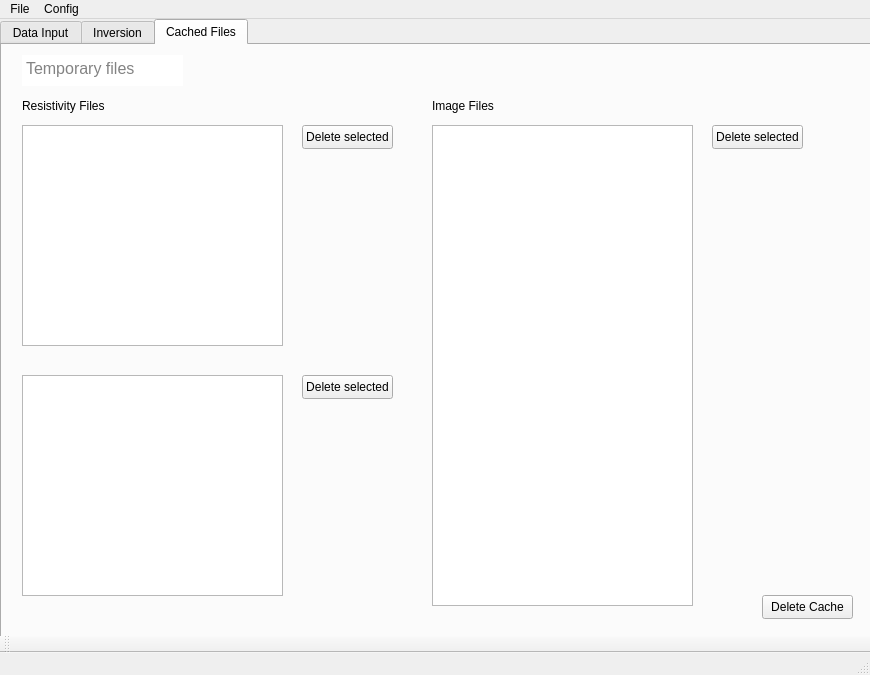
Qt form UI.ui (Ishi01/SoilConditionMapping) before a commit.
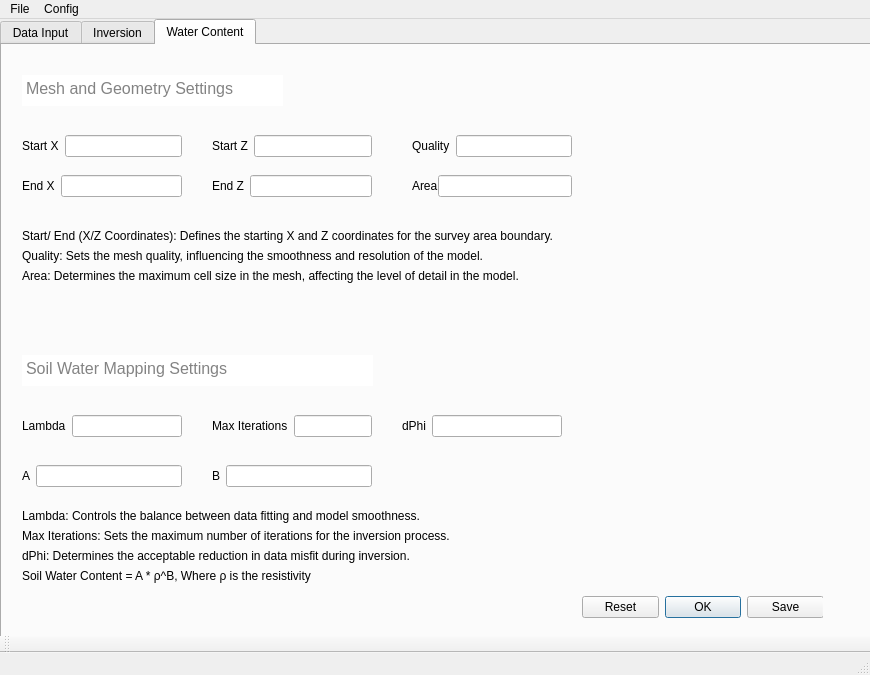
The same form after that commit. The open tabs and pages were chosen to show the change.

Commit message: Can now deliver water content from UI

```diff
--- a/UI.ui
+++ b/UI.ui
@@ -39,7 +39,7 @@
       <x>0</x>
       <y>0</y>
       <width>881</width>
-      <height>661</height>
+      <height>657</height>
      </rect>
     </property>
     <property name="locale">
@@ -358,19 +358,6 @@
          <string>Open Image Directory</string>
         </property>
        </widget>
-       <widget class="QLabel" name="label_9">
-        <property name="geometry">
-         <rect>
-          <x>360</x>
-          <y>60</y>
-          <width>111</width>
-          <height>21</height>
-         </rect>
-        </property>
-        <property name="text">
-         <string>Apparent Resistivity</string>
-        </property>
-       </widget>
        <widget class="QLabel" name="label_10">
         <property name="geometry">
          <rect>
@@ -801,140 +788,508 @@
     </widget>
     <widget class="QWidget" name="tab_4">
      <attribute name="title">
-      <string>Cached Files</string>
+      <string>Water Content</string>
      </attribute>
-     <widget class="QTextEdit" name="textEdit_10">
+     <widget class="QStackedWidget" name="stackedWidget_2">
       <property name="geometry">
        <rect>
-        <x>20</x>
-        <y>10</y>
-        <width>161</width>
-        <height>31</height>
+        <x>-50</x>
+        <y>0</y>
+        <width>901</width>
+        <height>651</height>
        </rect>
       </property>
-      <property name="styleSheet">
-       <string notr="true">QTextEdit {
+      <property name="currentIndex">
+       <number>0</number>
+      </property>
+      <widget class="QWidget" name="page">
+       <widget class="QLabel" name="label_15">
+        <property name="geometry">
+         <rect>
+          <x>70</x>
+          <y>460</y>
+          <width>741</width>
+          <height>21</height>
+         </rect>
+        </property>
+        <property name="text">
+         <string>Lambda: Controls the balance between data fitting and model smoothness.</string>
+        </property>
+       </widget>
+       <widget class="QLabel" name="label_11">
+        <property name="geometry">
+         <rect>
+          <x>70</x>
+          <y>200</y>
+          <width>741</width>
+          <height>21</height>
+         </rect>
+        </property>
+        <property name="text">
+         <string>Quality: Sets the mesh quality, influencing the smoothness and resolution of the model.</string>
+        </property>
+       </widget>
+       <widget class="QWidget" name="formLayoutWidget_19">
+        <property name="geometry">
+         <rect>
+          <x>450</x>
+          <y>370</y>
+          <width>160</width>
+          <height>31</height>
+         </rect>
+        </property>
+        <layout class="QFormLayout" name="LambdaLayoutdPhi_WC_6">
+         <item row="0" column="0">
+          <widget class="QLabel" name="dPhiLabel_WC">
+           <property name="text">
+            <string>dPhi</string>
+           </property>
+          </widget>
+         </item>
+         <item row="0" column="1">
+          <widget class="QLineEdit" name="dPhiLineEdit_WC">
+           <property name="text">
+            <string/>
+           </property>
+          </widget>
+         </item>
+        </layout>
+       </widget>
+       <widget class="QTextEdit" name="textEdit_8">
+        <property name="geometry">
+         <rect>
+          <x>70</x>
+          <y>30</y>
+          <width>261</width>
+          <height>31</height>
+         </rect>
+        </property>
+        <property name="styleSheet">
+         <string notr="true">QTextEdit {
     border: none;
 }</string>
-      </property>
-      <property name="html">
-       <string>&lt;!DOCTYPE HTML PUBLIC &quot;-//W3C//DTD HTML 4.0//EN&quot; &quot;http://www.w3.org/TR/REC-html40/strict.dtd&quot;&gt;
+        </property>
+        <property name="html">
+         <string>&lt;!DOCTYPE HTML PUBLIC &quot;-//W3C//DTD HTML 4.0//EN&quot; &quot;http://www.w3.org/TR/REC-html40/strict.dtd&quot;&gt;
 &lt;html&gt;&lt;head&gt;&lt;meta name=&quot;qrichtext&quot; content=&quot;1&quot; /&gt;&lt;meta charset=&quot;utf-8&quot; /&gt;&lt;style type=&quot;text/css&quot;&gt;
 p, li { white-space: pre-wrap; }
 hr { height: 1px; border-width: 0; }
 li.unchecked::marker { content: &quot;\2610&quot;; }
 li.checked::marker { content: &quot;\2612&quot;; }
 &lt;/style&gt;&lt;/head&gt;&lt;body style=&quot; font-family:'Segoe UI'; font-size:9pt; font-weight:400; font-style:normal;&quot;&gt;
-&lt;p style=&quot; margin-top:0px; margin-bottom:0px; margin-left:0px; margin-right:0px; -qt-block-indent:0; text-indent:0px;&quot;&gt;&lt;span style=&quot; font-family:'Consolas'; font-size:12pt; color:#838383;&quot;&gt;Temporary files&lt;/span&gt;&lt;/p&gt;&lt;/body&gt;&lt;/html&gt;</string>
-      </property>
-     </widget>
-     <widget class="QListWidget" name="listWidgetTxt">
-      <property name="geometry">
-       <rect>
-        <x>20</x>
-        <y>80</y>
-        <width>261</width>
-        <height>221</height>
-       </rect>
-      </property>
-     </widget>
-     <widget class="QListWidget" name="listWidgetImg">
-      <property name="geometry">
-       <rect>
-        <x>430</x>
-        <y>80</y>
-        <width>261</width>
-        <height>481</height>
-       </rect>
-      </property>
-     </widget>
-     <widget class="QPushButton" name="pushButtonTxt">
-      <property name="geometry">
-       <rect>
-        <x>300</x>
-        <y>80</y>
-        <width>91</width>
-        <height>24</height>
-       </rect>
-      </property>
-      <property name="text">
-       <string>Delete selected</string>
-      </property>
-     </widget>
-     <widget class="QPushButton" name="pushButtonImg">
-      <property name="geometry">
-       <rect>
-        <x>710</x>
-        <y>80</y>
-        <width>91</width>
-        <height>24</height>
-       </rect>
-      </property>
-      <property name="text">
-       <string>Delete selected</string>
-      </property>
-     </widget>
-     <widget class="QLabel" name="label_11">
-      <property name="geometry">
-       <rect>
-        <x>20</x>
-        <y>50</y>
-        <width>111</width>
-        <height>21</height>
-       </rect>
-      </property>
-      <property name="text">
-       <string>Resistivity Files</string>
-      </property>
-     </widget>
-     <widget class="QLabel" name="label_12">
-      <property name="geometry">
-       <rect>
-        <x>430</x>
-        <y>50</y>
-        <width>111</width>
-        <height>21</height>
-       </rect>
-      </property>
-      <property name="text">
-       <string>Image Files</string>
-      </property>
-     </widget>
-     <widget class="QPushButton" name="pushButtonCache">
-      <property name="geometry">
-       <rect>
-        <x>760</x>
-        <y>550</y>
-        <width>91</width>
-        <height>24</height>
-       </rect>
-      </property>
-      <property name="text">
-       <string>Delete Cache</string>
-      </property>
-     </widget>
-     <widget class="QListWidget" name="listWidgetTxt_2">
-      <property name="geometry">
-       <rect>
-        <x>20</x>
-        <y>330</y>
-        <width>261</width>
-        <height>221</height>
-       </rect>
-      </property>
-     </widget>
-     <widget class="QPushButton" name="pushButtonTxt_2">
-      <property name="geometry">
-       <rect>
-        <x>300</x>
-        <y>330</y>
-        <width>91</width>
-        <height>24</height>
-       </rect>
-      </property>
-      <property name="text">
-       <string>Delete selected</string>
-      </property>
+&lt;p style=&quot; margin-top:0px; margin-bottom:0px; margin-left:0px; margin-right:0px; -qt-block-indent:0; text-indent:0px;&quot;&gt;&lt;span style=&quot; font-family:'Consolas'; font-size:12pt; color:#838383;&quot;&gt;Mesh and Geometry Settings&lt;/span&gt;&lt;/p&gt;&lt;/body&gt;&lt;/html&gt;</string>
+        </property>
+       </widget>
+       <widget class="QLabel" name="label_14">
+        <property name="geometry">
+         <rect>
+          <x>70</x>
+          <y>500</y>
+          <width>741</width>
+          <height>21</height>
+         </rect>
+        </property>
+        <property name="text">
+         <string>dPhi: Determines the acceptable reduction in data misfit during inversion.</string>
+        </property>
+       </widget>
+       <widget class="QLabel" name="label_16">
+        <property name="geometry">
+         <rect>
+          <x>70</x>
+          <y>480</y>
+          <width>741</width>
+          <height>21</height>
+         </rect>
+        </property>
+        <property name="text">
+         <string>Max Iterations: Sets the maximum number of iterations for the inversion process.</string>
+        </property>
+       </widget>
+       <widget class="QWidget" name="formLayoutWidget_10">
+        <property name="geometry">
+         <rect>
+          <x>460</x>
+          <y>130</y>
+          <width>160</width>
+          <height>31</height>
+         </rect>
+        </property>
+        <layout class="QFormLayout" name="formLayoutArea_7">
+         <property name="horizontalSpacing">
+          <number>0</number>
+         </property>
+         <item row="0" column="1">
+          <widget class="QLineEdit" name="areaLineEdit_WC"/>
+         </item>
+         <item row="0" column="0">
+          <widget class="QLabel" name="areaLabel_WC">
+           <property name="text">
+            <string>Area</string>
+           </property>
+          </widget>
+         </item>
+        </layout>
+       </widget>
+       <widget class="QWidget" name="formLayoutWidget_14">
+        <property name="geometry">
+         <rect>
+          <x>70</x>
+          <y>130</y>
+          <width>160</width>
+          <height>31</height>
+         </rect>
+        </property>
+        <layout class="QFormLayout" name="formLayoutXend_7">
+         <item row="0" column="0">
+          <widget class="QLabel" name="endXLabel_WC">
+           <property name="text">
+            <string>End X</string>
+           </property>
+          </widget>
+         </item>
+         <item row="0" column="1">
+          <widget class="QLineEdit" name="endXLineEdit_WC"/>
+         </item>
+        </layout>
+       </widget>
+       <widget class="QTextEdit" name="textEdit_10">
+        <property name="geometry">
+         <rect>
+          <x>70</x>
+          <y>310</y>
+          <width>351</width>
+          <height>31</height>
+         </rect>
+        </property>
+        <property name="styleSheet">
+         <string notr="true">QTextEdit {
+    border: none;
+}</string>
+        </property>
+        <property name="html">
+         <string>&lt;!DOCTYPE HTML PUBLIC &quot;-//W3C//DTD HTML 4.0//EN&quot; &quot;http://www.w3.org/TR/REC-html40/strict.dtd&quot;&gt;
+&lt;html&gt;&lt;head&gt;&lt;meta name=&quot;qrichtext&quot; content=&quot;1&quot; /&gt;&lt;meta charset=&quot;utf-8&quot; /&gt;&lt;style type=&quot;text/css&quot;&gt;
+p, li { white-space: pre-wrap; }
+hr { height: 1px; border-width: 0; }
+li.unchecked::marker { content: &quot;\2610&quot;; }
+li.checked::marker { content: &quot;\2612&quot;; }
+&lt;/style&gt;&lt;/head&gt;&lt;body style=&quot; font-family:'Segoe UI'; font-size:9pt; font-weight:400; font-style:normal;&quot;&gt;
+&lt;p style=&quot; margin-top:0px; margin-bottom:0px; margin-left:0px; margin-right:0px; -qt-block-indent:0; text-indent:0px;&quot;&gt;&lt;span style=&quot; font-family:'Consolas'; font-size:12pt; color:#838383;&quot;&gt;Soil Water Mapping Settings&lt;/span&gt;&lt;/p&gt;&lt;/body&gt;&lt;/html&gt;</string>
+        </property>
+       </widget>
+       <widget class="QWidget" name="formLayoutWidget_20">
+        <property name="geometry">
+         <rect>
+          <x>70</x>
+          <y>420</y>
+          <width>160</width>
+          <height>31</height>
+         </rect>
+        </property>
+        <layout class="QFormLayout" name="LambdaLayoutdPhi_13">
+         <item row="0" column="0">
+          <widget class="QLabel" name="ALabel">
+           <property name="text">
+            <string>A</string>
+           </property>
+          </widget>
+         </item>
+         <item row="0" column="1">
+          <widget class="QLineEdit" name="ALineEdit">
+           <property name="text">
+            <string/>
+           </property>
+          </widget>
+         </item>
+        </layout>
+       </widget>
+       <widget class="QWidget" name="formLayoutWidget_21">
+        <property name="geometry">
+         <rect>
+          <x>260</x>
+          <y>420</y>
+          <width>160</width>
+          <height>31</height>
+         </rect>
+        </property>
+        <layout class="QFormLayout" name="LambdaLayoutdPhi_14">
+         <item row="0" column="0">
+          <widget class="QLabel" name="BLabel">
+           <property name="text">
+            <string>B</string>
+           </property>
+          </widget>
+         </item>
+         <item row="0" column="1">
+          <widget class="QLineEdit" name="BLineEdit">
+           <property name="text">
+            <string/>
+           </property>
+          </widget>
+         </item>
+        </layout>
+       </widget>
+       <widget class="QLabel" name="label_9">
+        <property name="geometry">
+         <rect>
+          <x>70</x>
+          <y>220</y>
+          <width>741</width>
+          <height>21</height>
+         </rect>
+        </property>
+        <property name="text">
+         <string>Area: Determines the maximum cell size in the mesh, affecting the level of detail in the model.</string>
+        </property>
+       </widget>
+       <widget class="QWidget" name="formLayoutWidget_9">
+        <property name="geometry">
+         <rect>
+          <x>460</x>
+          <y>90</y>
+          <width>160</width>
+          <height>31</height>
+         </rect>
+        </property>
+        <layout class="QFormLayout" name="formLayoutQuality_7">
+         <item row="0" column="0">
+          <widget class="QLabel" name="qualityLabel_WC">
+           <property name="text">
+            <string>Quality</string>
+           </property>
+          </widget>
+         </item>
+         <item row="0" column="1">
+          <widget class="QLineEdit" name="qualityLineEdit_WC"/>
+         </item>
+        </layout>
+       </widget>
+       <widget class="QLabel" name="label_12">
+        <property name="geometry">
+         <rect>
+          <x>70</x>
+          <y>180</y>
+          <width>741</width>
+          <height>21</height>
+         </rect>
+        </property>
+        <property name="text">
+         <string>Start/ End (X/Z Coordinates): Defines the starting X and Z coordinates for the survey area boundary.</string>
+        </property>
+       </widget>
+       <widget class="QWidget" name="formLayoutWidget_11">
+        <property name="geometry">
+         <rect>
+          <x>70</x>
+          <y>90</y>
+          <width>160</width>
+          <height>31</height>
+         </rect>
+        </property>
+        <layout class="QFormLayout" name="formLayoutXstart_7">
+         <item row="0" column="0">
+          <widget class="QLabel" name="startXLabel_WC">
+           <property name="text">
+            <string>Start X</string>
+           </property>
+          </widget>
+         </item>
+         <item row="0" column="1">
+          <widget class="QLineEdit" name="startXLineEdit_WC">
+           <property name="text">
+            <string/>
+           </property>
+          </widget>
+         </item>
+        </layout>
+       </widget>
+       <widget class="QWidget" name="formLayoutWidget_12">
+        <property name="geometry">
+         <rect>
+          <x>260</x>
+          <y>90</y>
+          <width>160</width>
+          <height>31</height>
+         </rect>
+        </property>
+        <layout class="QFormLayout" name="formLayoutZstart_7">
+         <item row="0" column="0">
+          <widget class="QLabel" name="startZLabel_WC">
+           <property name="text">
+            <string>Start Z</string>
+           </property>
+          </widget>
+         </item>
+         <item row="0" column="1">
+          <widget class="QLineEdit" name="startZLineEdit_WC"/>
+         </item>
+        </layout>
+       </widget>
+       <widget class="QWidget" name="formLayoutWidget_16">
+        <property name="geometry">
+         <rect>
+          <x>70</x>
+          <y>370</y>
+          <width>160</width>
+          <height>31</height>
+         </rect>
+        </property>
+        <layout class="QFormLayout" name="LambdaLayout_7">
+         <item row="0" column="0">
+          <widget class="QLabel" name="LambdaLabel_WC">
+           <property name="text">
+            <string>Lambda</string>
+           </property>
+          </widget>
+         </item>
+         <item row="0" column="1">
+          <widget class="QLineEdit" name="LambdaLineEdit_WC">
+           <property name="text">
+            <string/>
+           </property>
+          </widget>
+         </item>
+        </layout>
+       </widget>
+       <widget class="QLabel" name="label_17">
+        <property name="geometry">
+         <rect>
+          <x>70</x>
+          <y>520</y>
+          <width>741</width>
+          <height>21</height>
+         </rect>
+        </property>
+        <property name="text">
+         <string>Soil Water Content = A * ρ^B, Where ρ is the resistivity</string>
+        </property>
+       </widget>
+       <widget class="QWidget" name="formLayoutWidget_15">
+        <property name="geometry">
+         <rect>
+          <x>260</x>
+          <y>370</y>
+          <width>160</width>
+          <height>31</height>
+         </rect>
+        </property>
+        <layout class="QFormLayout" name="LambdaLayoutIteration_8">
+         <item row="0" column="0">
+          <widget class="QLabel" name="IterationLabel_WC">
+           <property name="text">
+            <string>Max Iterations</string>
+           </property>
+          </widget>
+         </item>
+         <item row="0" column="1">
+          <widget class="QLineEdit" name="IterationLineEdit_WC">
+           <property name="text">
+            <string/>
+           </property>
+          </widget>
+         </item>
+        </layout>
+       </widget>
+       <widget class="QDialogButtonBox" name="buttonBoxResetConfirmSave_2">
+        <property name="geometry">
+         <rect>
+          <x>630</x>
+          <y>550</y>
+          <width>241</width>
+          <height>24</height>
+         </rect>
+        </property>
+        <property name="standardButtons">
+         <set>QDialogButtonBox::StandardButton::Ok|QDialogButtonBox::StandardButton::Reset|QDialogButtonBox::StandardButton::Save</set>
+        </property>
+       </widget>
+       <widget class="QWidget" name="formLayoutWidget_13">
+        <property name="geometry">
+         <rect>
+          <x>260</x>
+          <y>130</y>
+          <width>160</width>
+          <height>31</height>
+         </rect>
+        </property>
+        <layout class="QFormLayout" name="formLayoutZend_7">
+         <item row="0" column="0">
+          <widget class="QLabel" name="endZLabel_WC">
+           <property name="text">
+            <string>End Z</string>
+           </property>
+          </widget>
+         </item>
+         <item row="0" column="1">
+          <widget class="QLineEdit" name="endZLineEdit_WC"/>
+         </item>
+        </layout>
+       </widget>
+      </widget>
+      <widget class="QWidget" name="page_3">
+       <widget class="QLabel" name="label_18">
+        <property name="geometry">
+         <rect>
+          <x>400</x>
+          <y>60</y>
+          <width>111</width>
+          <height>21</height>
+         </rect>
+        </property>
+        <property name="text">
+         <string>SWC in Depth</string>
+        </property>
+       </widget>
+       <widget class="QTextEdit" name="textEdit_11">
+        <property name="geometry">
+         <rect>
+          <x>60</x>
+          <y>20</y>
+          <width>261</width>
+          <height>31</height>
+         </rect>
+        </property>
+        <property name="styleSheet">
+         <string notr="true">QTextEdit {
+    border: none;
+}</string>
+        </property>
+        <property name="html">
+         <string>&lt;!DOCTYPE HTML PUBLIC &quot;-//W3C//DTD HTML 4.0//EN&quot; &quot;http://www.w3.org/TR/REC-html40/strict.dtd&quot;&gt;
+&lt;html&gt;&lt;head&gt;&lt;meta name=&quot;qrichtext&quot; content=&quot;1&quot; /&gt;&lt;meta charset=&quot;utf-8&quot; /&gt;&lt;style type=&quot;text/css&quot;&gt;
+p, li { white-space: pre-wrap; }
+hr { height: 1px; border-width: 0; }
+li.unchecked::marker { content: &quot;\2610&quot;; }
+li.checked::marker { content: &quot;\2612&quot;; }
+&lt;/style&gt;&lt;/head&gt;&lt;body style=&quot; font-family:'Segoe UI'; font-size:9pt; font-weight:400; font-style:normal;&quot;&gt;
+&lt;p style=&quot; margin-top:0px; margin-bottom:0px; margin-left:0px; margin-right:0px; -qt-block-indent:0; text-indent:0px;&quot;&gt;&lt;span style=&quot; font-family:'Consolas'; font-size:12pt; color:#838383;&quot;&gt;Soil Water Content (SWC)&lt;/span&gt;&lt;/p&gt;&lt;/body&gt;&lt;/html&gt;</string>
+        </property>
+       </widget>
+       <widget class="QGraphicsView" name="graphicsViewSWC">
+        <property name="geometry">
+         <rect>
+          <x>150</x>
+          <y>90</y>
+          <width>651</width>
+          <height>441</height>
+         </rect>
+        </property>
+       </widget>
+       <widget class="QToolButton" name="toolButton_2">
+        <property name="geometry">
+         <rect>
+          <x>770</x>
+          <y>560</y>
+          <width>131</width>
+          <height>22</height>
+         </rect>
+        </property>
+        <property name="text">
+         <string>Open Image Directory</string>
+        </property>
+       </widget>
+      </widget>
      </widget>
     </widget>
    </widget>
```
Left out of the diff: 68 changed lines with no effect on the pictures. The commit also changes 5 other files.
